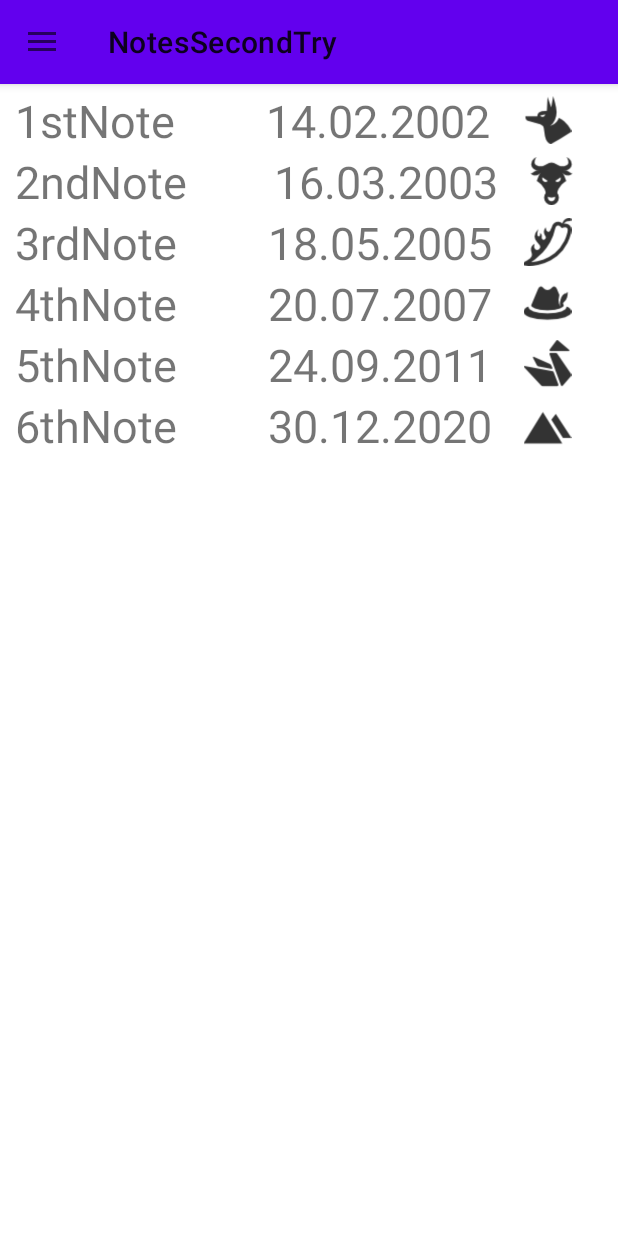
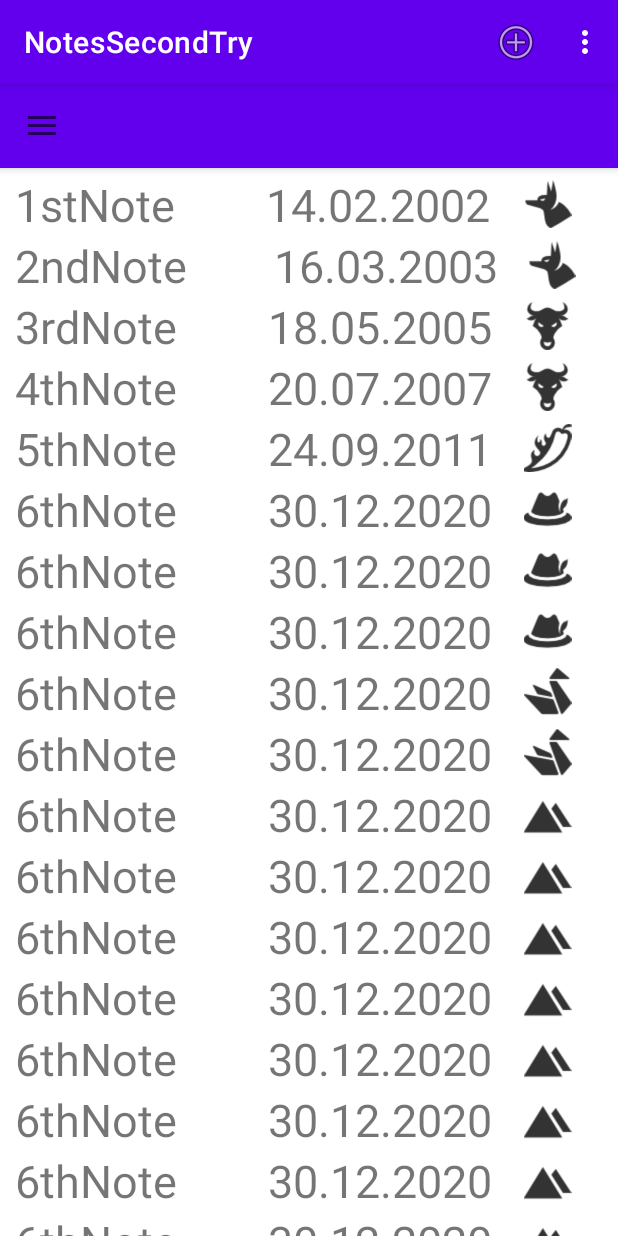
Before and after one commit to Lovkost/Notes, an Android app: the screen it shows after launch (MainActivity), on a phone screen of 412 x 824 dp. Run offline under Robolectric (Android 15) with nearby library versions, the phone set to English and light mode, and no system bars.

Commit message:
Вроде всё норм, только как сделать чтобы бургер меню и мои кнопоки были в одном тулбаре

```diff
--- a/app/src/main/java/com/example/notessecondtry/MainActivity.java
+++ b/app/src/main/java/com/example/notessecondtry/MainActivity.java
@@ -1,21 +1,9 @@
 package com.example.notessecondtry;
 
-import androidx.appcompat.app.ActionBarDrawerToggle;
 import androidx.appcompat.app.AppCompatActivity;
-import androidx.appcompat.widget.Toolbar;
-import androidx.drawerlayout.widget.DrawerLayout;
-import androidx.recyclerview.widget.LinearLayoutManager;
-import androidx.recyclerview.widget.RecyclerView;
 
-import android.content.Intent;
 import android.os.Bundle;
-import android.view.View;
 
-import com.example.notessecondtry.data.CardSource;
-import com.example.notessecondtry.data.CardsSourceImpl;
-import com.example.notessecondtry.fragment.NoteActivity;
-import com.example.notessecondtry.fragment.ShowNoteInside;
-import com.example.notessecondtry.ui.MyAdapter;
 
 public class MainActivity extends AppCompatActivity {
 
@@ -23,44 +11,6 @@ public class MainActivity extends AppCompatActivity {
     protected void onCreate(Bundle savedInstanceState) {
         super.onCreate(savedInstanceState);
         setContentView(R.layout.activity_main);
-        RecyclerView recyclerView = findViewById(R.id.recycler_view_lines);
-        CardSource data = new CardsSourceImpl(getResources()).init();
-        MyAdapter myAdapter = new MyAdapter(data);
-        recyclerView.setAdapter(myAdapter);
-        LinearLayoutManager layoutManager = new LinearLayoutManager(this);
-        recyclerView.setLayoutManager(layoutManager);
-        initView(recyclerView,data);
     }
-    private void initView(RecyclerView recyclerView, CardSource data) {
-        Toolbar toolbar = initToolbar();
-        initDrawer(toolbar);
-        final MyAdapter adapter = new MyAdapter(data);
-        recyclerView.setAdapter(adapter);
-        adapter.SetOnItemClickListener(new MyAdapter.OnItemClickListener() {
-            @Override
-            public void onItemClick(View view, int position) {
-                showNoteInside(position);
-            }
-        });
-    }
-    private void initDrawer(Toolbar toolbar) {
-        final DrawerLayout drawer = findViewById(R.id.drawer_layout);
-        ActionBarDrawerToggle toggle = new ActionBarDrawerToggle(
-                this, drawer, toolbar,
-                R.string.navigation_drawer_open,
-                R.string.navigation_drawer_close);
-        drawer.addDrawerListener(toggle);
-        toggle.syncState();
-    }
-    private  Toolbar initToolbar() {
-        Toolbar toolbar = findViewById(R.id.toolbar);
-        setSupportActionBar(toolbar);
-        return toolbar;
-    }
-    private void showNoteInside(int index) {
-        Intent intent = new Intent();
-        intent.setClass(getApplicationContext(), NoteActivity.class);
-        intent.putExtra(ShowNoteInside.ARG_INDEX, index);
-        startActivity(intent);
-    }
+
 }
--- a/app/src/main/java/com/example/notessecondtry/data/CardSource.java
+++ b/app/src/main/java/com/example/notessecondtry/data/CardSource.java
@@ -3,4 +3,8 @@ package com.example.notessecondtry.data;
 public interface CardSource {
     Notes getCardData(int position);
     int size();
+    void deleteCardData(int position);
+    void updateCardData(int position, Notes cardData);
+    void addCardData(Notes cardData);
+    void clearCardData();
 }
--- a/app/src/main/java/com/example/notessecondtry/data/CardsSourceImpl.java
+++ b/app/src/main/java/com/example/notessecondtry/data/CardsSourceImpl.java
@@ -9,8 +9,8 @@ import java.util.ArrayList;
 import java.util.List;
 
 public class CardsSourceImpl implements CardSource {
-    private List<Notes> dataSource;
-    private Resources resources;
+    private final List<Notes> dataSource;
+    private final Resources resources;
 
     public CardsSourceImpl(Resources resources) {
         dataSource = new ArrayList<>(7);
@@ -48,4 +48,23 @@ public class CardsSourceImpl implements CardSource {
     public int size(){
         return dataSource.size();
     }
+    @Override
+    public void deleteCardData(int position) {
+        dataSource.remove(position);
+    }
+
+    @Override
+    public void updateCardData(int position, Notes cardData) {
+        dataSource.set(position, cardData);
+    }
+
+    @Override
+    public void addCardData(Notes cardData) {
+        dataSource.add(cardData);
+    }
+
+    @Override
+    public void clearCardData() {
+        dataSource.clear();
+    }
 }
--- /dev/null
+++ b/app/src/main/java/com/example/notessecondtry/fragment/MainNotesFragment.java
@@ -0,0 +1,116 @@
+package com.example.notessecondtry.fragment;
+
+import android.content.Context;
+import android.content.Intent;
+import android.os.Bundle;
+
+import androidx.annotation.NonNull;
+import androidx.appcompat.app.ActionBarDrawerToggle;
+import androidx.appcompat.widget.Toolbar;
+import androidx.drawerlayout.widget.DrawerLayout;
+import androidx.fragment.app.Fragment;
+import androidx.recyclerview.widget.DividerItemDecoration;
+import androidx.recyclerview.widget.LinearLayoutManager;
+import androidx.recyclerview.widget.RecyclerView;
+
+import android.view.LayoutInflater;
+import android.view.Menu;
+import android.view.MenuInflater;
+import android.view.MenuItem;
+import android.view.View;
+import android.view.ViewGroup;
+import android.widget.Toast;
+
+import com.example.notessecondtry.MainActivity;
+import com.example.notessecondtry.R;
+import com.example.notessecondtry.data.CardSource;
+import com.example.notessecondtry.data.CardsSourceImpl;
+import com.example.notessecondtry.data.Notes;
+import com.example.notessecondtry.ui.MyAdapter;
+
+public class MainNotesFragment extends Fragment {
+    private CardSource data;
+    private MyAdapter adapter;
+    private RecyclerView recyclerView;
+
+    public static MainNotesFragment newInstance() {
+        return new MainNotesFragment();
+    }
+
+    @Override
+    public View onCreateView(LayoutInflater inflater, ViewGroup container,
+                             Bundle savedInstanceState) {
+        // Inflate the layout for this fragment
+        View view = inflater.inflate(R.layout.fragment_main_notes, container, false);
+        Toolbar toolbar = view.findViewById(R.id.toolbar);
+        RecyclerView recyclerView = view.findViewById(R.id.recycler_view_lines);
+        // Получим источник данных для списка
+        data = new CardsSourceImpl(getResources()).init();
+        initView(view);
+        setHasOptionsMenu(true);
+        initDrawer(toolbar,view);
+        return view;
+    }
+
+    @Override
+    public void onCreateOptionsMenu(Menu menu, MenuInflater inflater) {
+        inflater.inflate(R.menu.redact_menu, menu);
+    }
+    @Override
+    public boolean onOptionsItemSelected(@NonNull MenuItem item) {
+        switch (item.getItemId()){
+            case R.id.action_add:
+                data.addCardData(new Notes("Заголовок " + data.size(),
+                        "Описание " + data.size(),
+                        R.drawable.chili));
+                adapter.notifyItemInserted(data.size() - 1);
+                recyclerView.scrollToPosition(data.size() - 1);
+                return true;
+            case R.id.action_clear:
+                data.clearCardData();
+                adapter.notifyDataSetChanged();
+                return true;
+        }
+        return super.onOptionsItemSelected(item);
+    }
+
+    private void initView(View view) {
+        recyclerView = view.findViewById(R.id.recycler_view_lines);
+        // Получим источник данных для списка
+        data = new CardsSourceImpl(getResources()).init();
+        initRecyclerView();
+    }
+
+    private void initRecyclerView(){
+
+        recyclerView.setHasFixedSize(true);
+
+        LinearLayoutManager layoutManager = new LinearLayoutManager(getContext());
+        recyclerView.setLayoutManager(layoutManager);
+
+        adapter = new MyAdapter(data);
+        recyclerView.setAdapter(adapter);
+
+        adapter.SetOnItemClickListener(new MyAdapter.OnItemClickListener() {
+            @Override
+            public void onItemClick(View view, int position) {
+                showNoteInside(position);
+            }
+        });
+
+    }
+    private void showNoteInside(int index) {
+        Intent intent = new Intent();
+        intent.setClass(getContext(), NoteActivity.class);
+        intent.putExtra(ShowNoteInside.ARG_INDEX, index);
+        startActivity(intent);
+    }
+    private void initDrawer(Toolbar toolbar,View v) {
+        final DrawerLayout drawer = v.findViewById(R.id.drawer_layout);
+        ActionBarDrawerToggle toggle = new ActionBarDrawerToggle(getActivity(), drawer, toolbar,
+                R.string.navigation_drawer_open,
+                R.string.navigation_drawer_close);
+        drawer.addDrawerListener(toggle);
+        toggle.syncState();
+    }
+}
--- /dev/null
+++ b/app/src/main/res/drawable/separator.xml
@@ -0,0 +1,6 @@
+<?xml version="1.0" encoding="utf-8"?>
+<shape xmlns:android="http://schemas.android.com/apk/res/android"
+    android:shape="rectangle">
+    <size android:height="10dp" />
+    <solid android:color="@color/cardview_light_background" />
+</shape>
--- a/app/src/main/res/layout/activity_main.xml
+++ b/app/src/main/res/layout/activity_main.xml
@@ -1,26 +1,12 @@
-<?xml version="1.0" encoding="utf-8"?>
-<androidx.drawerlayout.widget.DrawerLayout
-    xmlns:android="http://schemas.android.com/apk/res/android"
-    xmlns:app="http://schemas.android.com/apk/res-auto"
-    xmlns:tools="http://schemas.android.com/tools"
-    android:id="@+id/drawer_layout"
+<?xml version="1.0" encoding="utf-8"?><!-- это макет для портретной ориентации -->
+<FrameLayout xmlns:android="http://schemas.android.com/apk/res/android"
     android:layout_width="match_parent"
-    android:layout_height="match_parent"
-    android:fitsSystemWindows="true"
-    tools:openDrawer="start"
-    android:orientation="vertical">
+    android:layout_height="match_parent">
 
-    <include
-        layout="@layout/nav_bar_main"
+    <fragment
+        android:id="@+id/notes"
+        android:name="com.example.notessecondtry.fragment.MainNotesFragment"
         android:layout_width="match_parent"
         android:layout_height="match_parent" />
 
-    <com.google.android.material.navigation.NavigationView
-        android:id="@+id/nav_view"
-        android:layout_width="wrap_content"
-        android:layout_height="match_parent"
-        android:layout_gravity="start"
-        android:fitsSystemWindows="true"
-        app:headerLayout="@layout/nav_header_menu"
-        app:menu="@menu/nav_menu" />
-</androidx.drawerlayout.widget.DrawerLayout>
+</FrameLayout>
--- /dev/null
+++ b/app/src/main/res/layout/fragment_main_notes.xml
@@ -0,0 +1,27 @@
+<?xml version="1.0" encoding="utf-8"?>
+<androidx.drawerlayout.widget.DrawerLayout
+    xmlns:android="http://schemas.android.com/apk/res/android"
+    xmlns:app="http://schemas.android.com/apk/res-auto"
+    xmlns:tools="http://schemas.android.com/tools"
+    android:id="@+id/drawer_layout"
+    android:layout_width="match_parent"
+    android:layout_height="match_parent"
+    android:fitsSystemWindows="true"
+    tools:openDrawer="start"
+    android:orientation="vertical">
+
+    <include
+        layout="@layout/nav_bar_main"
+        android:layout_width="match_parent"
+        android:layout_height="match_parent"
+        />
+
+    <com.google.android.material.navigation.NavigationView
+        android:id="@+id/nav_view"
+        android:layout_width="wrap_content"
+        android:layout_height="match_parent"
+        android:layout_gravity="start"
+        android:fitsSystemWindows="true"
+        app:headerLayout="@menu/nav_header_menu"
+        app:menu="@menu/nav_menu" />
+</androidx.drawerlayout.widget.DrawerLayout>
--- a/app/src/main/res/layout/nav_bar_main.xml
+++ b/app/src/main/res/layout/nav_bar_main.xml
@@ -1,9 +1,9 @@
 <?xml version="1.0" encoding="utf-8"?>
 <androidx.coordinatorlayout.widget.CoordinatorLayout xmlns:android="http://schemas.android.com/apk/res/android"
-    xmlns:app="http://schemas.android.com/apk/res-auto"
     xmlns:tools="http://schemas.android.com/tools"
     android:layout_width="match_parent"
     android:layout_height="match_parent"
+    xmlns:app="http://schemas.android.com/apk/res-auto"
     tools:context=".MainActivity">
 
     <com.google.android.material.appbar.AppBarLayout
@@ -14,7 +14,8 @@
             android:id="@+id/toolbar"
             android:layout_width="match_parent"
             android:layout_height="?attr/actionBarSize"
-            android:background="?attr/colorPrimary" />
+            android:background="?attr/colorPrimary"
+            />
 
     </com.google.android.material.appbar.AppBarLayout>
 
@@ -26,5 +27,4 @@
         android:paddingTop="60dp"
         tools:listitem="@layout/item" />
 
-
 </androidx.coordinatorlayout.widget.CoordinatorLayout>
--- /dev/null
+++ b/app/src/main/res/menu/redact_menu.xml
@@ -0,0 +1,16 @@
+<?xml version="1.0" encoding="utf-8"?>
+<menu xmlns:android="http://schemas.android.com/apk/res/android"
+    xmlns:app="http://schemas.android.com/apk/res-auto">
+    <item
+        android:id="@+id/action_add"
+        android:icon="@android:drawable/ic_menu_add"
+        android:orderInCategory="10"
+        android:title="@string/add"
+        app:showAsAction="always" />
+    <item
+        android:id="@+id/action_clear"
+        android:icon="@android:drawable/ic_notification_clear_all"
+        android:orderInCategory="10"
+        android:title="@string/clear"
+        app:showAsAction="never" />
+</menu>
--- a/app/src/main/res/values/strings.xml
+++ b/app/src/main/res/values/strings.xml
@@ -12,6 +12,18 @@
         <item>4thNote</item>
         <item>5thNote</item>
         <item>6thNote</item>
+        <item>6thNote</item>
+        <item>6thNote</item>
+        <item>6thNote</item>
+        <item>6thNote</item>
+        <item>6thNote</item>
+        <item>6thNote</item>
+        <item>6thNote</item>
+        <item>6thNote</item>
+        <item>6thNote</item>
+        <item>6thNote</item>
+        <item>6thNote</item>
+        <item>6thNote</item>
     </string-array>
     <string-array name="description">
         <item>Почему отечественный препарат произвели в Японии?</item>
@@ -19,6 +31,18 @@
         <item>Эффективен ли он против коронавируса?</item>
         <item>И что думают на этот счет другие страны. </item>
         <item>Что дает нам знание о геноме?</item>
+        <item>Можно ли сравнивать происходящее с гриппом?</item>
+        <item>Можно ли сравнивать происходящее с гриппом?</item>
+        <item>Можно ли сравнивать происходящее с гриппом?</item>
+        <item>Можно ли сравнивать происходящее с гриппом?</item>
+        <item>Можно ли сравнивать происходящее с гриппом?</item>
+        <item>Можно ли сравнивать происходящее с гриппом?</item>
+        <item>Можно ли сравнивать происходящее с гриппом?</item>
+        <item>Можно ли сравнивать происходящее с гриппом?</item>
+        <item>Можно ли сравнивать происходящее с гриппом?</item>
+        <item>Можно ли сравнивать происходящее с гриппом?</item>
+        <item>Можно ли сравнивать происходящее с гриппом?</item>
+        <item>Можно ли сравнивать происходящее с гриппом?</item>
         <item>Можно ли сравнивать происходящее с гриппом?</item>
     </string-array>
     <string-array name="data">
@@ -28,13 +52,41 @@
         <item>20.07.2007</item>
         <item>24.09.2011</item>
         <item>30.12.2020</item>
+        <item>30.12.2020</item>
+        <item>30.12.2020</item>
+        <item>30.12.2020</item>
+        <item>30.12.2020</item>
+        <item>30.12.2020</item>
+        <item>30.12.2020</item>
+        <item>30.12.2020</item>
+        <item>30.12.2020</item>
+        <item>30.12.2020</item>
+        <item>30.12.2020</item>
+        <item>30.12.2020</item>
+        <item>30.12.2020</item>
     </string-array>
     <array name="pictures">
         <item>@drawable/anubis32</item>
+        <item>@drawable/anubis32</item>
+        <item>@drawable/bull64</item>
         <item>@drawable/bull64</item>
         <item>@drawable/chili</item>
         <item>@drawable/german</item>
+        <item>@drawable/german</item>
+        <item>@drawable/german</item>
+        <item>@drawable/origami64</item>
         <item>@drawable/origami64</item>
         <item>@drawable/pyramids32</item>
+        <item>@drawable/pyramids32</item>
+        <item>@drawable/pyramids32</item>
+        <item>@drawable/pyramids32</item>
+        <item>@drawable/pyramids32</item>
+        <item>@drawable/pyramids32</item>
+        <item>@drawable/pyramids32</item>
+        <item>@drawable/pyramids32</item>
     </array>
+    <!-- TODO: Remove or change this placeholder text -->
+    <string name="hello_blank_fragment">Hello blank fragment</string>
+    <string name="add">Добавить</string>
+    <string name="clear">Очистить</string>
 </resources>
--- a/app/src/main/res/values/themes.xml
+++ b/app/src/main/res/values/themes.xml
@@ -1,6 +1,6 @@
 <resources xmlns:tools="http://schemas.android.com/tools">
     <!-- Base application theme. -->
-    <style name="Theme.NotesSecondTry" parent="Theme.MaterialComponents.DayNight.NoActionBar">
+    <style name="Theme.NotesSecondTry" parent="Theme.MaterialComponents.DayNight.DarkActionBar">
         <!-- Primary brand color. -->
         <item name="colorPrimary">@color/purple_500</item>
         <item name="colorPrimaryVariant">@color/purple_700</item>
```
Also changed, not shown: app/src/main/res/layout/fragment_note.xml (added, +27 -0 lines), app/src/main/res/menu/nav_header_menu.xml (renamed from app/src/main/res/layout/nav_header_menu.xml).
